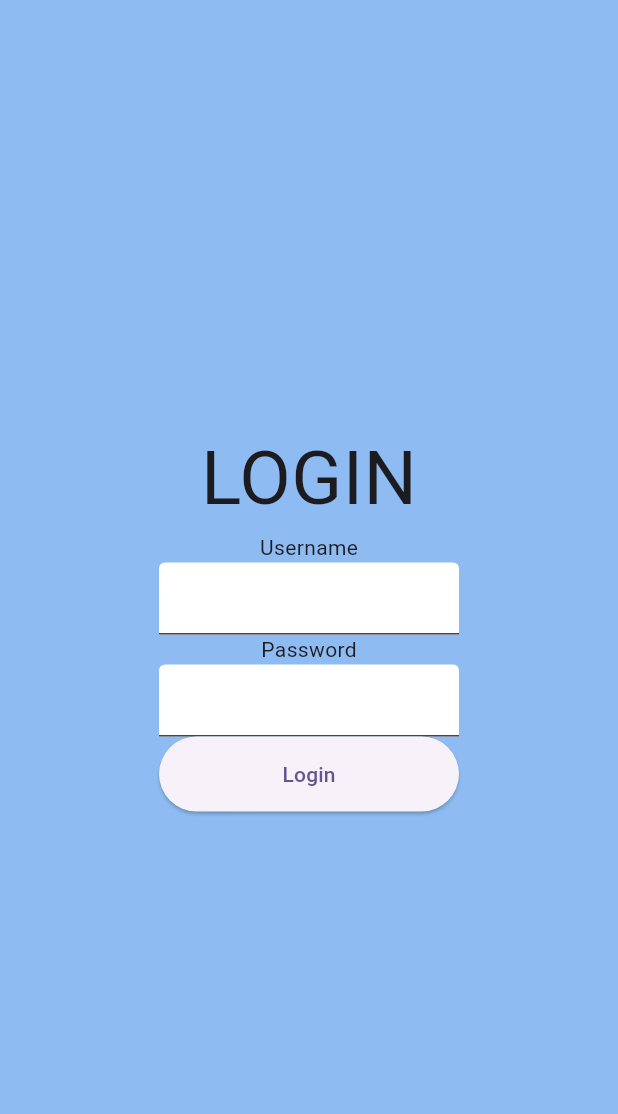
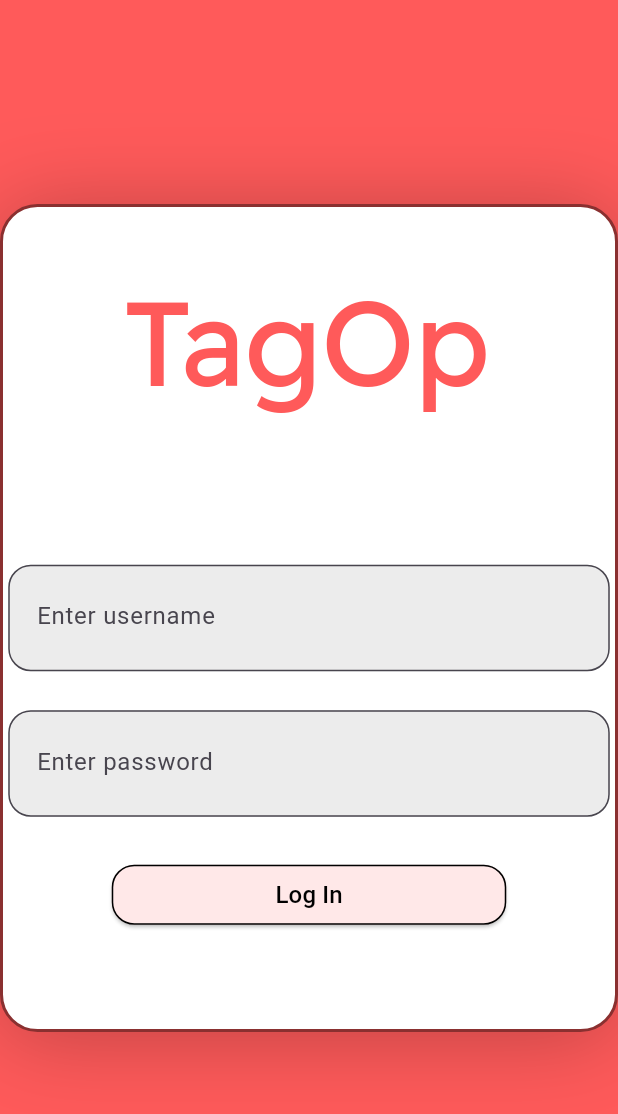
Before and after one commit to Wreck-X/TagOp, a Flutter app: the screen it shows after launch, on a phone screen of 412 x 824 dp. Shown: the top 1114 px of the screen. Run offline on Flutter 3.47's test engine with Material 2 defaults, Android fonts, the phone set to English and light mode, and no system bars; our stand-ins replace google_sign_in; missing offline and left inert: flutter_dropzone, googleapis.

Commit message:
Improve login page

```diff
--- a/lib/pages/login.dart
+++ b/lib/pages/login.dart
@@ -9,47 +9,150 @@ class MyLoginPage extends StatefulWidget {
 }
 
 class _MyLoginPageState extends State<MyLoginPage> {
+
   @override
   Widget build(BuildContext context) {
-    return Scaffold(
-      body: Align(
-        alignment: Alignment.center,
-        child: Column(mainAxisAlignment: MainAxisAlignment.center, children: [
-          const Text(
-            "LOGIN",
-            style: TextStyle(fontSize: 50),
+    double height = MediaQuery.of(context).size.height;
+    double width = MediaQuery.of(context).size.width;
+
+    return Container(
+      width: width,
+      height: height,
+
+      child:  Material(
+        color: const Color.fromRGBO(255, 90, 90, 1),
+        child: Stack(
+        children: <Widget>[
+          Center(
+            child: Positioned( // White Box
+                  child: Container(
+                    width: 550,
+                    height: 552,
+                    decoration: BoxDecoration(
+                      borderRadius : const BorderRadius.only(
+                        topLeft: Radius.circular(25),
+                        topRight: Radius.circular(25),
+                        bottomLeft: Radius.circular(25),
+                        bottomRight: Radius.circular(25),
                       ),
-          Column(
-            children: [
-              const Text("Username"),
-              Container(
-                  width: 200,
-                  child: const SizedBox(
+                      boxShadow : const [BoxShadow(
+                        color: Color.fromRGBO(0, 0, 0, 0.25),
+                        offset: Offset(0,4),
+                        blurRadius: 50
+                      )],
+                      color : const Color.fromRGBO(255, 255, 255, 1),
+                      border : Border.all(
+                        color: const Color.fromARGB(255, 138, 48, 48),
+                        width: 2,
+                      ),
+                    ),
+                  ),
+            ),
+          ),
+          const Center(
+            child: Positioned( // Username Input
+              child: SizedBox(
+                width: 401,
+                height: 71,
                 child: TextField(
                   decoration: InputDecoration(
-                            filled: true, fillColor: Colors.white)),
-                  )),
-              const Text("Password"),
-              Container(
-                  width: 200,
+                    border: OutlineInputBorder(
+                      borderSide: BorderSide(color: Colors.black, width: 1),
+                      borderRadius: BorderRadius.only(
+                        topLeft: Radius.circular(15),
+                        topRight: Radius.circular(15),
+                        bottomLeft: Radius.circular(15),
+                        bottomRight: Radius.circular(15),
+                      ),
+                    ),
+                    filled: true,
+                    fillColor: Color.fromRGBO(236, 236, 236, 1),
+                    hintText: 'Enter username',
+                    contentPadding: EdgeInsets.symmetric(vertical: 25, horizontal: 15),
+                  ),
+                ),
+              ),
+            ),
+          ),
+          Positioned( // Password Input
+            top: height/2 + 61.5,
+            left: width/2 - 200.5,
             child: const SizedBox(
+              width: 401,
+              height: 71,
               child: TextField(
+                obscureText: true, // hides the password characters
                 decoration: InputDecoration(
-                            filled: true, fillColor: Colors.white)),
-                  ))
-            ],
+                  border: OutlineInputBorder(
+                    borderSide: BorderSide(color: Colors.black, width: 1),
+                    borderRadius: BorderRadius.only(
+                      topLeft: Radius.circular(15),
+                      topRight: Radius.circular(15),
+                      bottomLeft: Radius.circular(15),
+                      bottomRight: Radius.circular(15),
                     ),
-          Container(
-              width: 200,
-              height: 50,
+                  ),
+                  filled: true,
+                  fillColor: Color.fromRGBO(236, 236, 236, 1),
+                  hintText: 'Enter password',
+                  contentPadding: EdgeInsets.symmetric(vertical: 25, horizontal: 15),
+                ),
+              ),
+            ),
+          ),
+          Positioned(
+            top: height/2 + 125 + 35.5,
+            left: width/2 - 131.5,
             child: ElevatedButton(
               onPressed: () {
                  Navigator.push(context,
                                   MaterialPageRoute(builder: (_) => const MyHomePage()));
               },
-                  child: const Text("Login")))
-        ]),
+              style: ElevatedButton.styleFrom(
+                backgroundColor: const Color.fromRGBO(255, 232, 232, 1),
+                foregroundColor: const Color.fromRGBO(0, 0, 0, 1),
+                padding: const EdgeInsets.symmetric(horizontal: 50),
+                shape: const RoundedRectangleBorder(
+                  borderRadius: BorderRadius.all(Radius.circular(15)),
+                  side: BorderSide(
+                    color:  Color.fromRGBO(0, 0, 0, 1),
+                    width: 1,
+                  ),
+                ),
+              ),
+              child: const SizedBox(
+                width: 163,
+                height: 39,
+                child: Center(
+                  child: Text(
+                    'Log In',
+                    style: TextStyle(fontSize: 16),
+                  ),
+                ),
+              ),
+            ),
+          ),
+          Positioned(
+            bottom: height/2 + 35.5 + 103,
+            left: width/2 - 124,
+            child: const DefaultTextStyle(
+              style: TextStyle(
+                color: Color.fromRGBO(255, 90, 90, 1),
+                fontFamily: 'ReadexPro',
+                fontSize: 80,
+                letterSpacing: 0 /*percentages not used in flutter. defaulting to zero*/,
+                fontWeight: FontWeight.normal,
+                height: 1,
+              ),
+              child: Center(
+                child: Text('TagOp', textAlign: TextAlign.center),
+              ),
+            ),
+          ),
+        ],
+      ),
     ),
     );
   }
+
 }
--- a/lib/widgets/dropzonewid.dart
+++ b/lib/widgets/dropzonewid.dart
@@ -78,7 +78,8 @@ class _DropZoneWidgetState extends State<DropZoneWidget> {
                         style: ElevatedButton.styleFrom(
                           padding: const EdgeInsets.symmetric(horizontal: 20),
                           backgroundColor: highlight? Colors.green.shade300:Colors.blue.shade300,
-                          shape: const RoundedRectangleBorder()),
+                          shape: const RoundedRectangleBorder()
+                        ),
                       )
                     ],
                   ),
```
Also changed, not shown: pubspec.yaml (+11 -7 lines), fonts/ReadexPro-Regular.ttf (added), pubspec.lock. Lines whose indentation alone changed are shown as unchanged.
